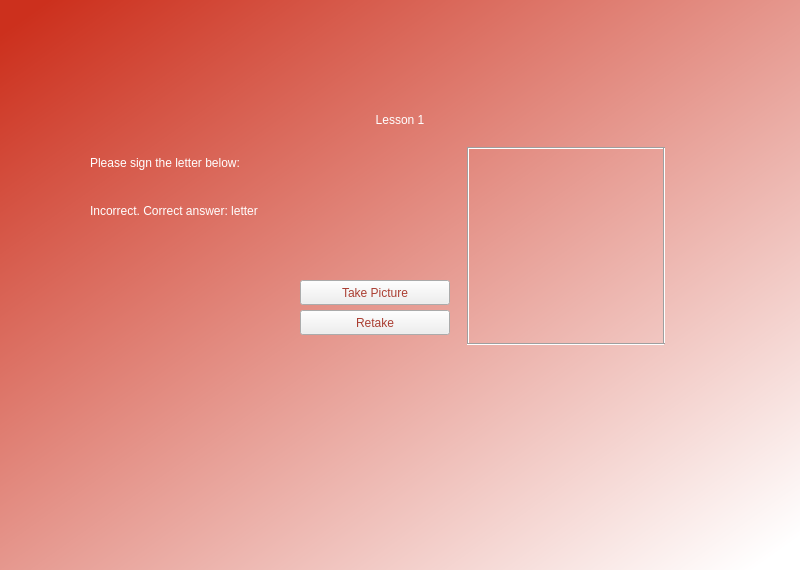
Above: lessonGUI.ui from WyattShawDal/ENGM-4620-PyProject before the change. Below: the same form after it.
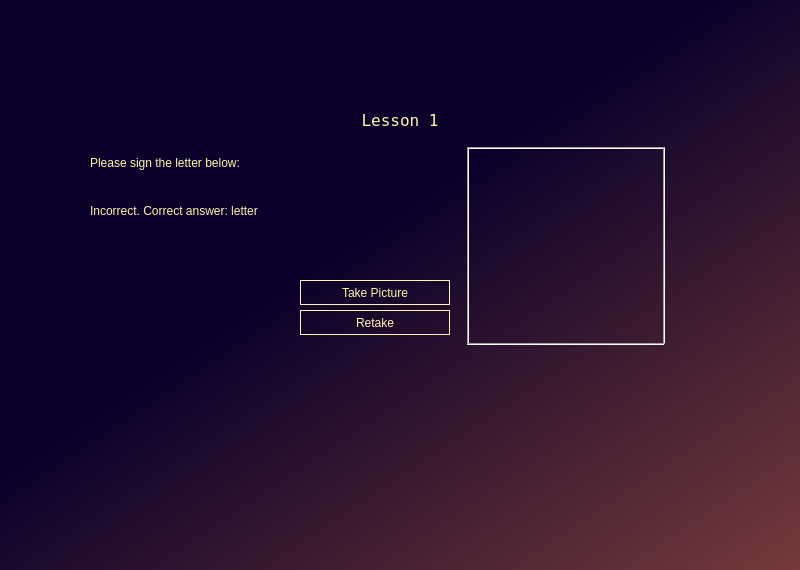
That is the form after the change. Icons and pictures are not drawn.

Commit message: Added different stylesheets and moved the profile view to the main menu page

```diff
--- a/lessonGUI.ui
+++ b/lessonGUI.ui
@@ -11,7 +11,76 @@
    </rect>
   </property>
   <property name="windowTitle">
-   <string>Form</string>
+   <string>Sign Language Learner</string>
+  </property>
+  <property name="styleSheet">
+   <string notr="true">QWidget#widget{
+background-color:qlineargradient(spread:pad, x1:0.426, y1:0.386364, x2:1, y2:1, stop:0.0371429 rgba(10, 0, 42, 255), stop:1 rgba(117, 58, 58, 255));}
+
+/* Buttons - nearly completely see-through with light yellow border and text */
+QPushButton {
+    background-color: transparent;
+    border: 1px solid #fff6ab;
+    color: #fff6ab;
+    font-family: &quot;Terminal&quot;;
+    padding: 5px;
+}
+
+QPushButton:hover {
+    background-color: rgba(255, 246, 171, 0.05);
+}
+
+QPushButton:pressed {
+    background-color: rgba(255, 246, 171, 0.1);
+}
+
+/* Labels - terminal font and light yellow text */
+QLabel {
+    font-family: &quot;Terminal&quot;;
+    color: #fff6ab;
+}
+
+/* Combo boxes - very transparent dark grey with light yellow text */
+QComboBox {
+    background-color: rgba(50, 50, 50, 0.2);
+    border: 1px solid #555555;
+    border-radius: 3px;
+    padding: 1px 18px 1px 3px;
+    color: #fff6ab;
+    font-family: &quot;Terminal&quot;;
+}
+
+QComboBox:hover {
+    border: 1px solid #fff6ab;
+}
+
+QComboBox::drop-down {
+    subcontrol-origin: padding;
+    subcontrol-position: top right;
+    width: 15px;
+    border-left: 1px solid #555555;
+}
+
+QComboBox QAbstractItemView {
+    background-color: rgba(50, 50, 50, 0.3);
+    border: 1px solid #555555;
+    color: #fff6ab;
+    selection-background-color: rgba(255, 246, 171, 0.15);
+}
+
+/* Line edit/text boxes - very transparent dark grey with light yellow text */
+QLineEdit, QTextEdit, QPlainTextEdit {
+    background-color: rgba(50, 50, 50, 0.2);
+    border: 1px solid #555555;
+    border-radius: 3px;
+    padding: 2px;
+    color: #fff6ab;
+    font-family: &quot;Terminal&quot;;
+}
+
+QLineEdit:focus, QTextEdit:focus, QPlainTextEdit:focus {
+    border: 1px solid #fff6ab;
+}</string>
   </property>
   <widget class="QWidget" name="widget" native="true">
    <property name="geometry">
@@ -23,8 +92,7 @@
     </rect>
    </property>
    <property name="styleSheet">
-    <string notr="true">QWidget#widget{
-background-color: qlineargradient(spread:pad, x1:0, y1:0, x2:1, y2:1, stop:0.0302013 rgba(204, 48, 29, 255), stop:0.969799 rgba(255, 255, 255, 255));}</string>
+    <string notr="true"/>
    </property>
    <widget class="QLabel" name="label_8">
     <property name="geometry">
@@ -35,9 +103,14 @@
       <height>40</height>
      </rect>
     </property>
+    <property name="font">
+     <font>
+      <family>Terminal</family>
+      <pointsize>12</pointsize>
+     </font>
+    </property>
     <property name="styleSheet">
-     <string notr="true">color: rgb(255, 255, 255);
-font: 12pt &quot;Terminal&quot;;</string>
+     <string notr="true"/>
     </property>
     <property name="text">
      <string>Lesson 1</string>
@@ -56,8 +129,7 @@
      </rect>
     </property>
     <property name="styleSheet">
-     <string notr="true">color: rgb(255, 255, 255);
-font: 8pt &quot;Terminal&quot;;</string>
+     <string notr="true"/>
     </property>
     <property name="text">
      <string>Please sign the letter below:</string>
@@ -79,8 +151,7 @@
      </size>
     </property>
     <property name="styleSheet">
-     <string notr="true">color: rgb(255, 255, 255);
-font: 8pt &quot;Terminal&quot;;</string>
+     <string notr="true"/>
     </property>
     <property name="text">
      <string>Incorrect. Correct answer: letter</string>
@@ -102,8 +173,7 @@
      </size>
     </property>
     <property name="styleSheet">
-     <string notr="true">color: rgb(170, 62, 50);
-font: 8pt &quot;Terminal&quot;;</string>
+     <string notr="true"/>
     </property>
     <property name="text">
      <string>Take Picture</string>
@@ -125,8 +195,7 @@
      </size>
     </property>
     <property name="styleSheet">
-     <string notr="true">color: rgb(170, 62, 50);
-font: 8pt &quot;Terminal&quot;;</string>
+     <string notr="true"/>
     </property>
     <property name="text">
      <string>Retake</string>
@@ -163,7 +232,7 @@
      </size>
     </property>
     <property name="styleSheet">
-     <string notr="true">border-color: rgb(255, 255, 255);</string>
+     <string notr="true"/>
     </property>
     <property name="text">
      <string/>
```
The commit also changes 4 other files.
